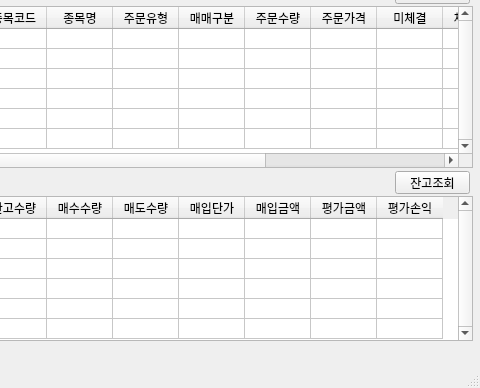
Old version of the form EugeneWindow.ui in the repository HyunwooChung/EugeneLink; both pictures show x 156 to 636 and y 440 to 828 of the 636 by 828 pixel window.
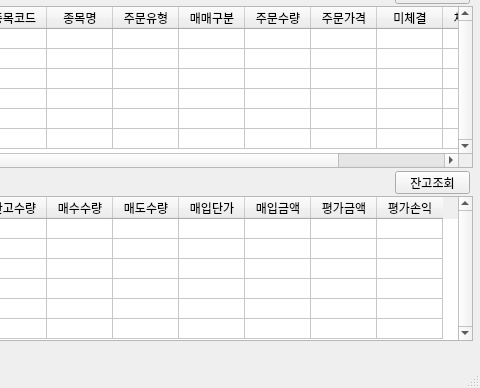
New version of the form.

```diff
--- a/EugeneWindow.ui
+++ b/EugeneWindow.ui
@@ -831,7 +831,7 @@
      <number>6</number>
     </property>
     <property name="columnCount">
-     <number>13</number>
+     <number>11</number>
     </property>
     <attribute name="horizontalHeaderVisible">
      <bool>true</bool>
@@ -906,8 +906,6 @@
       <string>체결단가</string>
      </property>
     </column>
-    <column/>
-    <column/>
    </widget>
    <widget class="QTabWidget" name="tabWidget">
     <property name="geometry">
```
